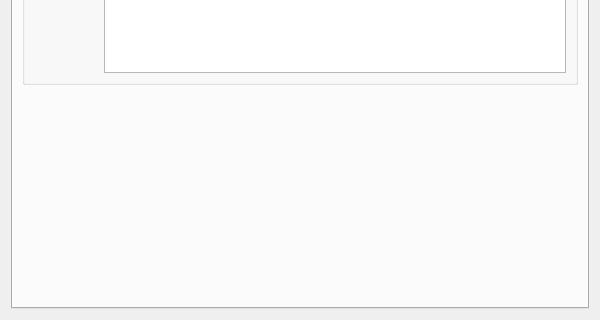
OreStudio/OreStudio, file projects/ores.qt/ui/ChangeReasonCategoryDetailDialog.ui: the form before one commit; both pictures show x 0 to 600 and y 180 to 500 of the 600 by 500 pixel window.
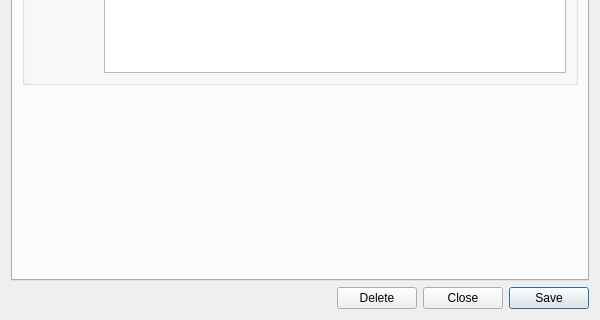
The form after the commit. Custom widgets are drawn as their Qt base class.

Commit message: [qt] Remove toolbars from detail dialogs; add Close button throughout

Diff of the .ui file:
```diff
--- a/projects/ores.qt/ui/ChangeReasonCategoryDetailDialog.ui
+++ b/projects/ores.qt/ui/ChangeReasonCategoryDetailDialog.ui
@@ -112,6 +112,44 @@
      </widget>
     </widget>
    </item>
+   <item>
+    <layout class="QHBoxLayout" name="buttonLayout">
+     <item>
+      <spacer name="horizontalSpacer">
+       <property name="orientation">
+        <enum>Qt::Horizontal</enum>
+       </property>
+       <property name="sizeHint" stdset="0">
+        <size><width>40</width><height>20</height></size>
+       </property>
+      </spacer>
+     </item>
+     <item>
+      <widget class="QPushButton" name="deleteButton">
+       <property name="text">
+        <string>Delete</string>
+       </property>
+      </widget>
+     </item>
+     <item>
+      <widget class="QPushButton" name="closeButton">
+       <property name="text">
+        <string>Close</string>
+       </property>
+      </widget>
+     </item>
+     <item>
+      <widget class="QPushButton" name="saveButton">
+       <property name="text">
+        <string>Save</string>
+       </property>
+       <property name="default">
+        <bool>true</bool>
+       </property>
+      </widget>
+     </item>
+    </layout>
+   </item>
   </layout>
  </widget>
  <customwidgets>
```
The commit also changes 201 other files.
